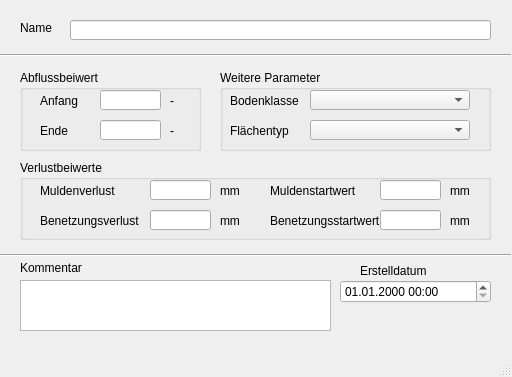
Old version of the form qkan/forms/qkan_abflussparameter.ui in the repository hoettges/QKan.
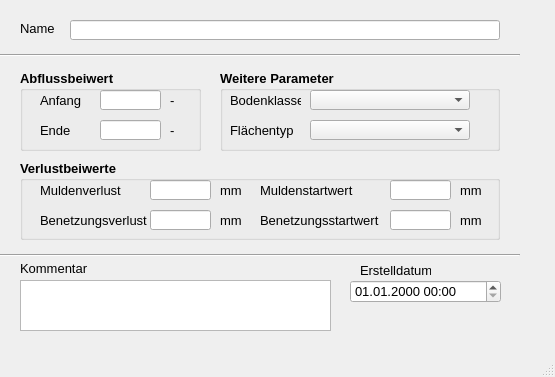
New version of the form. Custom widgets are drawn as their Qt base class.

Diff of the .ui file:
```diff
--- a/qkan/forms/qkan_abflussparameter.ui
+++ b/qkan/forms/qkan_abflussparameter.ui
@@ -6,13 +6,14 @@
    <rect>
     <x>0</x>
     <y>0</y>
-    <width>512</width>
+    <width>555</width>
     <height>377</height>
    </rect>
   </property>
   <property name="font">
    <font>
     <family>Tahoma</family>
+    <pointsize>10</pointsize>
    </font>
   </property>
   <property name="windowTitle">
@@ -50,7 +51,7 @@
      <rect>
       <x>0</x>
       <y>40</y>
-      <width>511</width>
+      <width>520</width>
       <height>31</height>
      </rect>
     </property>
@@ -76,7 +77,7 @@
      <rect>
       <x>70</x>
       <y>20</y>
-      <width>421</width>
+      <width>430</width>
       <height>20</height>
      </rect>
     </property>
@@ -94,7 +95,7 @@
    <widget class="QgsDateTimeEdit" name="createdat">
     <property name="geometry">
      <rect>
-      <x>340</x>
+      <x>350</x>
       <y>280</y>
       <width>151</width>
       <height>23</height>
@@ -116,6 +117,12 @@
       <height>81</height>
      </rect>
     </property>
+    <property name="font">
+     <font>
+      <weight>75</weight>
+      <bold>true</bold>
+     </font>
+    </property>
     <property name="title">
      <string>Abflussbeiwert </string>
     </property>
@@ -128,6 +135,12 @@
        <height>21</height>
       </rect>
      </property>
+     <property name="font">
+      <font>
+       <weight>50</weight>
+       <bold>false</bold>
+      </font>
+     </property>
      <property name="toolTip">
       <string>&lt;html&gt;&lt;head/&gt;&lt;body&gt;&lt;p&gt;Startwert für den Abflussbeiwert in HYSTEM-EXTRAN (0.0 - 1.0)&lt;/p&gt;&lt;/body&gt;&lt;/html&gt;</string>
      </property>
@@ -147,6 +160,12 @@
        <height>21</height>
       </rect>
      </property>
+     <property name="font">
+      <font>
+       <weight>50</weight>
+       <bold>false</bold>
+      </font>
+     </property>
      <property name="toolTip">
       <string>&lt;html&gt;&lt;head/&gt;&lt;body&gt;&lt;p&gt;Endwert für den Abflussbeiwert in HYSTEM-EXTRAN (0.0 - 1.0)&lt;/p&gt;&lt;/body&gt;&lt;/html&gt;</string>
      </property>
@@ -201,6 +220,12 @@
        <height>21</height>
       </rect>
      </property>
+     <property name="font">
+      <font>
+       <weight>50</weight>
+       <bold>false</bold>
+      </font>
+     </property>
      <property name="text">
       <string>-</string>
      </property>
@@ -214,6 +239,12 @@
        <height>21</height>
       </rect>
      </property>
+     <property name="font">
+      <font>
+       <weight>50</weight>
+       <bold>false</bold>
+      </font>
+     </property>
      <property name="text">
       <string>-</string>
      </property>
@@ -224,10 +255,18 @@
      <rect>
       <x>20</x>
       <y>160</y>
-      <width>471</width>
+      <width>480</width>
       <height>80</height>
      </rect>
     </property>
+    <property name="font">
+     <font>
+      <family>Tahoma</family>
+      <pointsize>10</pointsize>
+      <weight>75</weight>
+      <bold>true</bold>
+     </font>
+    </property>
     <property name="title">
      <string>Verlustbeiwerte</string>
     </property>
@@ -236,10 +275,16 @@
       <rect>
        <x>200</x>
        <y>50</y>
-       <width>21</width>
+       <width>30</width>
        <height>21</height>
       </rect>
      </property>
+     <property name="font">
+      <font>
+       <weight>50</weight>
+       <bold>false</bold>
+      </font>
+     </property>
      <property name="text">
       <string>mm</string>
      </property>
@@ -247,12 +292,18 @@
     <widget class="QLabel" name="label_4">
      <property name="geometry">
       <rect>
-       <x>430</x>
+       <x>440</x>
        <y>50</y>
        <width>31</width>
        <height>21</height>
       </rect>
      </property>
+     <property name="font">
+      <font>
+       <weight>50</weight>
+       <bold>false</bold>
+      </font>
+     </property>
      <property name="text">
       <string>mm</string>
      </property>
@@ -276,6 +327,12 @@
        <height>21</height>
       </rect>
      </property>
+     <property name="font">
+      <font>
+       <weight>50</weight>
+       <bold>false</bold>
+      </font>
+     </property>
      <property name="text">
       <string>Benetzungsverlust</string>
      </property>
@@ -283,12 +340,18 @@
     <widget class="QLabel" name="label_5">
      <property name="geometry">
       <rect>
-       <x>250</x>
+       <x>240</x>
        <y>50</y>
-       <width>111</width>
+       <width>130</width>
        <height>21</height>
       </rect>
      </property>
+     <property name="font">
+      <font>
+       <weight>50</weight>
+       <bold>false</bold>
+      </font>
+     </property>
      <property name="text">
       <string>Benetzungsstartwert</string>
      </property>
@@ -296,7 +359,7 @@
     <widget class="QLineEdit" name="benetzung_startwert">
      <property name="geometry">
       <rect>
-       <x>360</x>
+       <x>370</x>
        <y>50</y>
        <width>61</width>
        <height>20</height>
@@ -308,10 +371,16 @@
       <rect>
        <x>200</x>
        <y>20</y>
-       <width>21</width>
+       <width>30</width>
        <height>21</height>
       </rect>
      </property>
+     <property name="font">
+      <font>
+       <weight>50</weight>
+       <bold>false</bold>
+      </font>
+     </property>
      <property name="text">
       <string>mm</string>
      </property>
@@ -325,6 +394,12 @@
        <height>21</height>
       </rect>
      </property>
+     <property name="font">
+      <font>
+       <weight>50</weight>
+       <bold>false</bold>
+      </font>
+     </property>
      <property name="text">
       <string>Muldenverlust</string>
      </property>
@@ -332,12 +407,18 @@
     <widget class="QLabel" name="label_6">
      <property name="geometry">
       <rect>
-       <x>250</x>
+       <x>240</x>
        <y>20</y>
-       <width>111</width>
+       <width>130</width>
        <height>21</height>
       </rect>
      </property>
+     <property name="font">
+      <font>
+       <weight>50</weight>
+       <bold>false</bold>
+      </font>
+     </property>
      <property name="text">
       <string>Muldenstartwert</string>
      </property>
@@ -345,7 +426,7 @@
     <widget class="QLineEdit" name="mulden_startwert">
      <property name="geometry">
       <rect>
-       <x>360</x>
+       <x>370</x>
        <y>20</y>
        <width>61</width>
        <height>20</height>
@@ -355,12 +436,18 @@
     <widget class="QLabel" name="label_2">
      <property name="geometry">
       <rect>
-       <x>430</x>
+       <x>440</x>
        <y>20</y>
        <width>31</width>
        <height>21</height>
       </rect>
      </property>
+     <property name="font">
+      <font>
+       <weight>50</weight>
+       <bold>false</bold>
+      </font>
+     </property>
      <property name="text">
       <string>mm</string>
      </property>
@@ -381,7 +468,7 @@
      <rect>
       <x>0</x>
       <y>240</y>
-      <width>511</width>
+      <width>520</width>
       <height>31</height>
      </rect>
     </property>
@@ -394,10 +481,16 @@
      <rect>
       <x>220</x>
       <y>70</y>
-      <width>271</width>
+      <width>280</width>
       <height>81</height>
      </rect>
     </property>
+    <property name="font">
+     <font>
+      <weight>75</weight>
+      <bold>true</bold>
+     </font>
+    </property>
     <property name="title">
      <string>Weitere Parameter</string>
     </property>
@@ -448,6 +541,12 @@
        <height>21</height>
       </rect>
      </property>
+     <property name="font">
+      <font>
+       <weight>50</weight>
+       <bold>false</bold>
+      </font>
+     </property>
      <property name="text">
       <string>Flächentyp</string>
      </property>
@@ -461,6 +560,12 @@
        <height>21</height>
       </rect>
      </property>
+     <property name="font">
+      <font>
+       <weight>50</weight>
+       <bold>false</bold>
+      </font>
+     </property>
      <property name="text">
       <string>Bodenklasse</string>
      </property>
```
Left out of the diff: 2 changed lines with no effect on the pictures.
